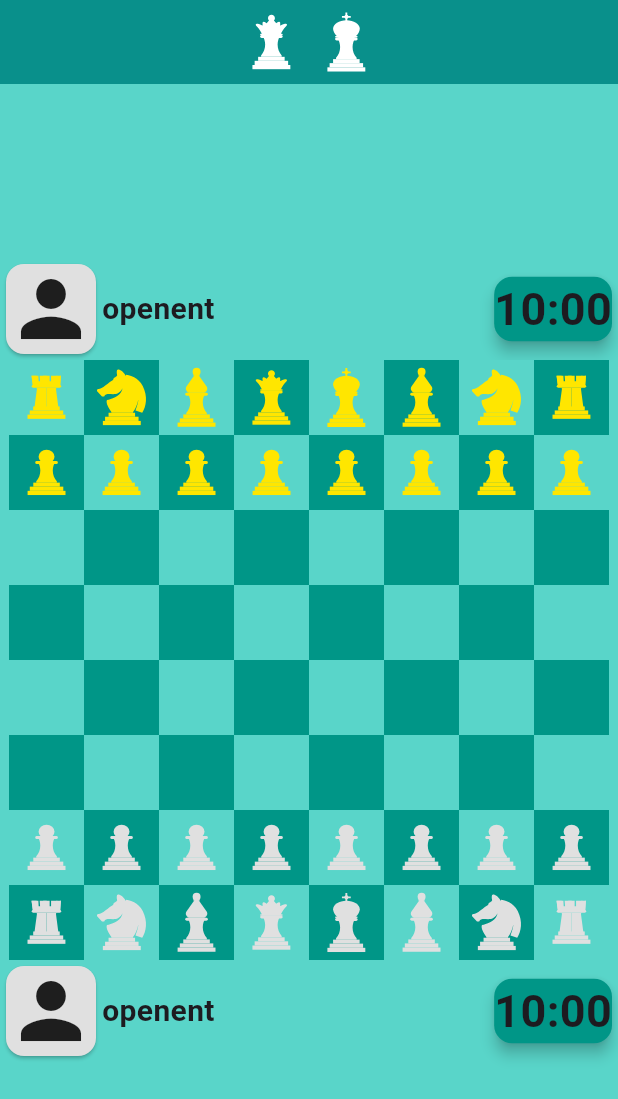
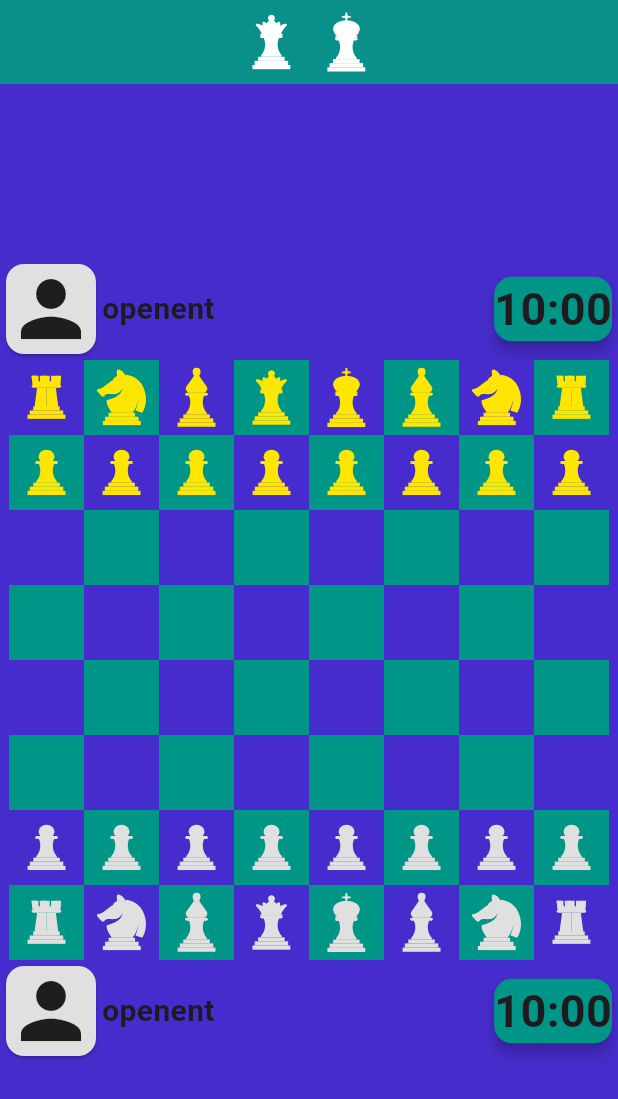
Before and after one commit to Zouuabi/chess-flutter-app, a Flutter app: the screen it shows after launch, on a phone screen of 412 x 824 dp. Shown: the top 1099 px of the screen. Run offline on Flutter 3.47's test engine with Material 2 defaults, Android fonts, the phone set to English and light mode, and no system bars; our stand-ins replace flutter_svg.

Commit message:
testing CI F

```diff
--- a/lib/representation/resources/color_manager.dart
+++ b/lib/representation/resources/color_manager.dart
@@ -2,7 +2,7 @@ import 'package:flutter/painting.dart';
 
 class AppColors {
   static const Color primaryColor = Color.fromARGB(255, 0, 150, 135);
-  static const Color secondaryColor = Color.fromARGB(255, 89, 213, 201);
+  static const Color secondaryColor = Color.fromARGB(255, 71, 44, 205);
   static const selectionColor = Color.fromARGB(255, 156, 39, 176);
   static const lightPiecesColor = Color.fromARGB(255, 224, 224, 224);
   static const darkPiecesColor = Color.fromARGB(255, 255, 230, 0);
```
